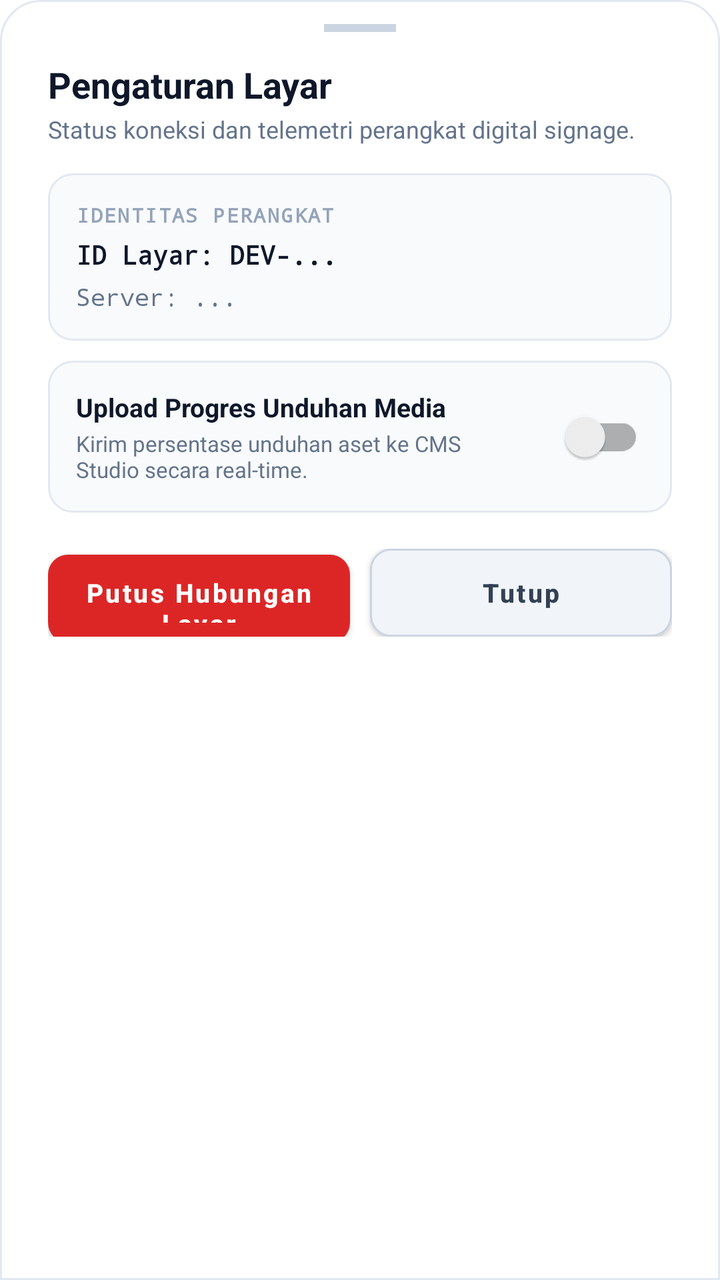
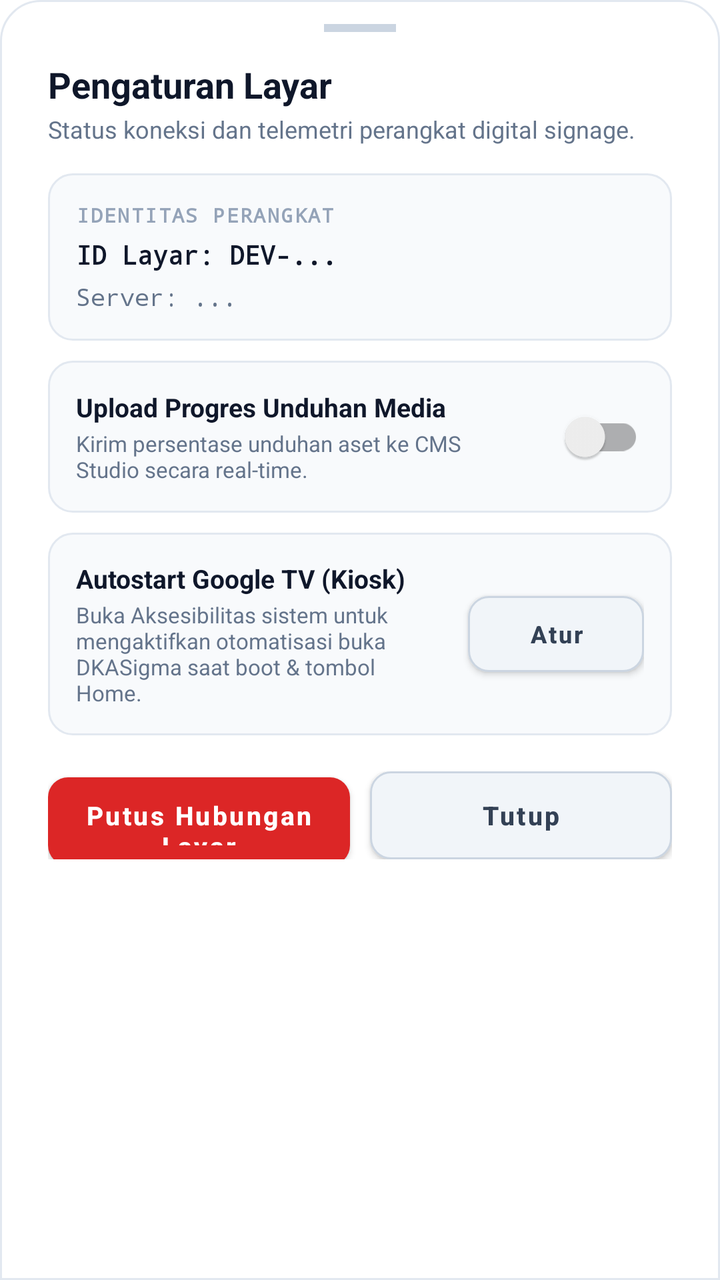

Compare the two renders of this Android layout. The source of the first and the diff that turns it into the second are given below.
<!-- AndroidManifest.xml: application theme Theme.DKASigmaPlayer -->
<!-- res/layout/bottom_sheet_player_settings.xml -->
<?xml version="1.0" encoding="utf-8"?>
<LinearLayout xmlns:android="http://schemas.android.com/apk/res/android"
    xmlns:app="http://schemas.android.com/apk/res-auto"
    android:layout_width="match_parent"
    android:layout_height="wrap_content"
    android:orientation="vertical"
    android:background="@drawable/bg_bottom_sheet"
    android:paddingStart="24dp"
    android:paddingEnd="24dp"
    android:paddingTop="12dp"
    android:paddingBottom="24dp">

    
    <View
        android:layout_width="36dp"
        android:layout_height="4dp"
        android:layout_gravity="center_horizontal"
        android:layout_marginBottom="14dp"
        android:background="@color/sheet_drag_handle" />

    <ScrollView
        android:layout_width="match_parent"
        android:layout_height="wrap_content"
        android:fillViewport="true"
        android:scrollbars="none">

        <LinearLayout
            android:layout_width="match_parent"
            android:layout_height="wrap_content"
            android:orientation="vertical">

            
            <TextView
                android:layout_width="match_parent"
                android:layout_height="wrap_content"
                android:text="Pengaturan Layar"
                android:textColor="@color/sheet_text_primary"
                android:textSize="18sp"
                android:textStyle="bold" />

            <TextView
                android:layout_width="match_parent"
                android:layout_height="wrap_content"
                android:layout_marginTop="2dp"
                android:layout_marginBottom="14dp"
                android:text="Status koneksi dan telemetri perangkat digital signage."
                android:textColor="@color/sheet_text_secondary"
                android:textSize="12sp" />

            
            <LinearLayout
                android:layout_width="match_parent"
                android:layout_height="wrap_content"
                android:orientation="vertical"
                android:background="@drawable/bg_input_field"
                android:padding="14dp">

                <TextView
                    android:layout_width="wrap_content"
                    android:layout_height="wrap_content"
                    android:fontFamily="monospace"
                    android:letterSpacing="0.08"
                    android:text="IDENTITAS PERANGKAT"
                    android:textColor="@color/sheet_text_muted"
                    android:textSize="10sp"
                    android:textStyle="bold" />

                <TextView
                    android:id="@+id/tvSettingsDeviceId"
                    android:layout_width="match_parent"
                    android:layout_height="wrap_content"
                    android:layout_marginTop="4dp"
                    android:fontFamily="monospace"
                    android:text="ID Layar: DEV-..."
                    android:textColor="@color/sheet_text_primary"
                    android:textSize="13sp"
                    android:textStyle="bold" />

                <TextView
                    android:id="@+id/tvSettingsServerUrl"
                    android:layout_width="match_parent"
                    android:layout_height="wrap_content"
                    android:layout_marginTop="4dp"
                    android:fontFamily="monospace"
                    android:text="Server: ..."
                    android:textColor="@color/sheet_text_secondary"
                    android:textSize="12sp" />
            </LinearLayout>

            
            <LinearLayout
                android:layout_width="match_parent"
                android:layout_height="wrap_content"
                android:layout_marginTop="10dp"
                android:orientation="horizontal"
                android:gravity="center_vertical"
                android:background="@drawable/bg_input_field"
                android:padding="14dp">

                <LinearLayout
                    android:layout_width="0dp"
                    android:layout_height="wrap_content"
                    android:layout_weight="1"
                    android:orientation="vertical"
                    android:paddingEnd="12dp">

                    <TextView
                        android:layout_width="match_parent"
                        android:layout_height="wrap_content"
                        android:text="Upload Progres Unduhan Media"
                        android:textColor="@color/sheet_text_primary"
                        android:textSize="13sp"
                        android:textStyle="bold" />

                    <TextView
                        android:layout_width="match_parent"
                        android:layout_height="wrap_content"
                        android:layout_marginTop="2dp"
                        android:text="Kirim persentase unduhan aset ke CMS Studio secara real-time."
                        android:textColor="@color/sheet_text_secondary"
                        android:textSize="11sp" />
                </LinearLayout>

                <androidx.appcompat.widget.SwitchCompat
                    android:id="@+id/switchProgressUpload"
                    android:layout_width="wrap_content"
                    android:layout_height="wrap_content" />
            </LinearLayout>

            
            <LinearLayout
                android:layout_width="match_parent"
                android:layout_height="wrap_content"
                android:layout_marginTop="18dp"
                android:layout_marginBottom="4dp"
                android:orientation="horizontal">

                <Button
                    android:id="@+id/btnUnbindDevice"
                    android:layout_width="0dp"
                    android:layout_height="44dp"
                    android:layout_weight="1"
                    android:background="@drawable/bg_btn_danger"
                    app:backgroundTint="@null"
                    android:text="Putus Hubungan Layar"
                    android:textAllCaps="false"
                    android:textColor="#ffffff"
                    android:textSize="13sp"
                    android:textStyle="bold" />

                <Button
                    android:id="@+id/btnDismissSettings"
                    android:layout_width="0dp"
                    android:layout_height="44dp"
                    android:layout_weight="1"
                    android:layout_marginStart="10dp"
                    android:background="@drawable/bg_btn_secondary"
                    app:backgroundTint="@null"
                    android:text="Tutup"
                    android:textAllCaps="false"
                    android:textColor="@color/sheet_btn_secondary_text"
                    android:textSize="13sp"
                    android:textStyle="bold" />
            </LinearLayout>

        </LinearLayout>
    </ScrollView>
</LinearLayout>
<!-- resources referenced by this layout -->
<resources>
  <color name="sheet_btn_secondary_text">#334155</color>
  <color name="sheet_drag_handle">#cbd5e1</color>
  <color name="sheet_text_muted">#94a3b8</color>
  <color name="sheet_text_primary">#0f172a</color>
  <color name="sheet_text_secondary">#64748b</color>
  <!-- drawable bg_bottom_sheet (drawable) -->
  <?xml version="1.0" encoding="utf-8"?>
  <shape xmlns:android="http://schemas.android.com/apk/res/android"
      android:shape="rectangle">
      <solid android:color="@color/sheet_bg" />
      <corners
          android:topLeftRadius="20dp"
          android:topRightRadius="20dp" />
      <stroke
          android:width="1dp"
          android:color="@color/sheet_card_border" />
  </shape>
  <!-- drawable bg_btn_danger (drawable) -->
  <?xml version="1.0" encoding="utf-8"?>
  <ripple xmlns:android="http://schemas.android.com/apk/res/android"
      android:color="@color/sheet_btn_danger_ripple">
      <item>
          <shape android:shape="rectangle">
              <solid android:color="@color/sheet_btn_danger_bg" />
              <corners android:radius="10dp" />
          </shape>
      </item>
  </ripple>
  <!-- drawable bg_btn_secondary (drawable) -->
  <?xml version="1.0" encoding="utf-8"?>
  <ripple xmlns:android="http://schemas.android.com/apk/res/android"
      android:color="@color/sheet_card_border">
      <item>
          <shape android:shape="rectangle">
              <solid android:color="@color/sheet_btn_secondary_bg" />
              <corners android:radius="10dp" />
              <stroke
                  android:width="1dp"
                  android:color="@color/sheet_btn_secondary_border" />
          </shape>
      </item>
  </ripple>
  <!-- drawable bg_input_field (drawable) -->
  <?xml version="1.0" encoding="utf-8"?>
  <shape xmlns:android="http://schemas.android.com/apk/res/android"
      android:shape="rectangle">
      <solid android:color="@color/sheet_card_bg" />
      <corners android:radius="12dp" />
      <stroke
          android:width="1dp"
          android:color="@color/sheet_card_border" />
  </shape>
  <style name="Theme.DKASigmaPlayer" parent="Theme.MaterialComponents.DayNight.NoActionBar">
          <item name="colorPrimary">@color/primary_500</item>
          <item name="colorPrimaryVariant">@color/primary_600</item>
          <item name="colorOnPrimary">#ffffff</item>
          <item name="android:statusBarColor">@color/sheet_bg</item>
          <item name="android:navigationBarColor">@color/sheet_bg</item>
      </style>
  <color name="sheet_bg">#ffffff</color>
  <color name="sheet_card_border">#e2e8f0</color>
  <color name="sheet_btn_danger_ripple">#b91c1c</color>
  <color name="sheet_btn_danger_bg">#dc2626</color>
  <color name="sheet_btn_secondary_bg">#f1f5f9</color>
  <color name="sheet_btn_secondary_border">#cbd5e1</color>
  <color name="sheet_card_bg">#f8fafc</color>
  <color name="primary_500">#0284c7</color>
  <color name="primary_600">#0369a1</color>
</resources>

<!-- the commit's change to res/layout/bottom_sheet_player_settings.xml (unified diff, before → after) -->
@@ -131,6 +131,53 @@
             <LinearLayout
                 android:layout_width="match_parent"
                 android:layout_height="wrap_content"
+                android:layout_marginTop="10dp"
+                android:orientation="horizontal"
+                android:gravity="center_vertical"
+                android:background="@drawable/bg_input_field"
+                android:padding="14dp">
+
+                <LinearLayout
+                    android:layout_width="0dp"
+                    android:layout_height="wrap_content"
+                    android:layout_weight="1"
+                    android:orientation="vertical"
+                    android:paddingEnd="12dp">
+
+                    <TextView
+                        android:layout_width="match_parent"
+                        android:layout_height="wrap_content"
+                        android:text="Autostart Google TV (Kiosk)"
+                        android:textColor="@color/sheet_text_primary"
+                        android:textSize="13sp"
+                        android:textStyle="bold" />
+
+                    <TextView
+                        android:layout_width="match_parent"
+                        android:layout_height="wrap_content"
+                        android:layout_marginTop="2dp"
+                        android:text="Buka Aksesibilitas sistem untuk mengaktifkan otomatisasi buka DKASigma saat boot &amp; tombol Home."
+                        android:textColor="@color/sheet_text_secondary"
+                        android:textSize="11sp" />
+                </LinearLayout>
+
+                <Button
+                    android:id="@+id/btnOpenAccessibilitySettings"
+                    android:layout_width="wrap_content"
+                    android:layout_height="38dp"
+                    android:background="@drawable/bg_btn_secondary"
+                    app:backgroundTint="@null"
+                    android:text="Atur"
+                    android:textAllCaps="false"
+                    android:textColor="@color/sheet_btn_secondary_text"
+                    android:textSize="12sp"
+                    android:textStyle="bold" />
+            </LinearLayout>
+
+            
+            <LinearLayout
+                android:layout_width="match_parent"
+                android:layout_height="wrap_content"
                 android:layout_marginTop="18dp"
                 android:layout_marginBottom="4dp"
                 android:orientation="horizontal">
